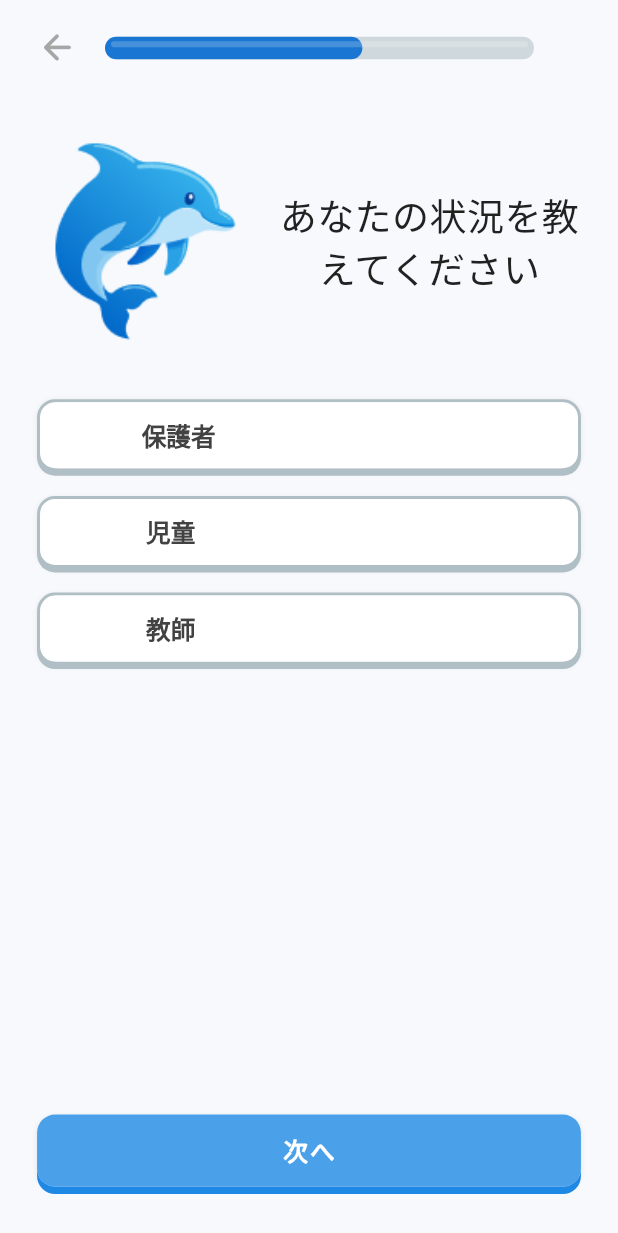
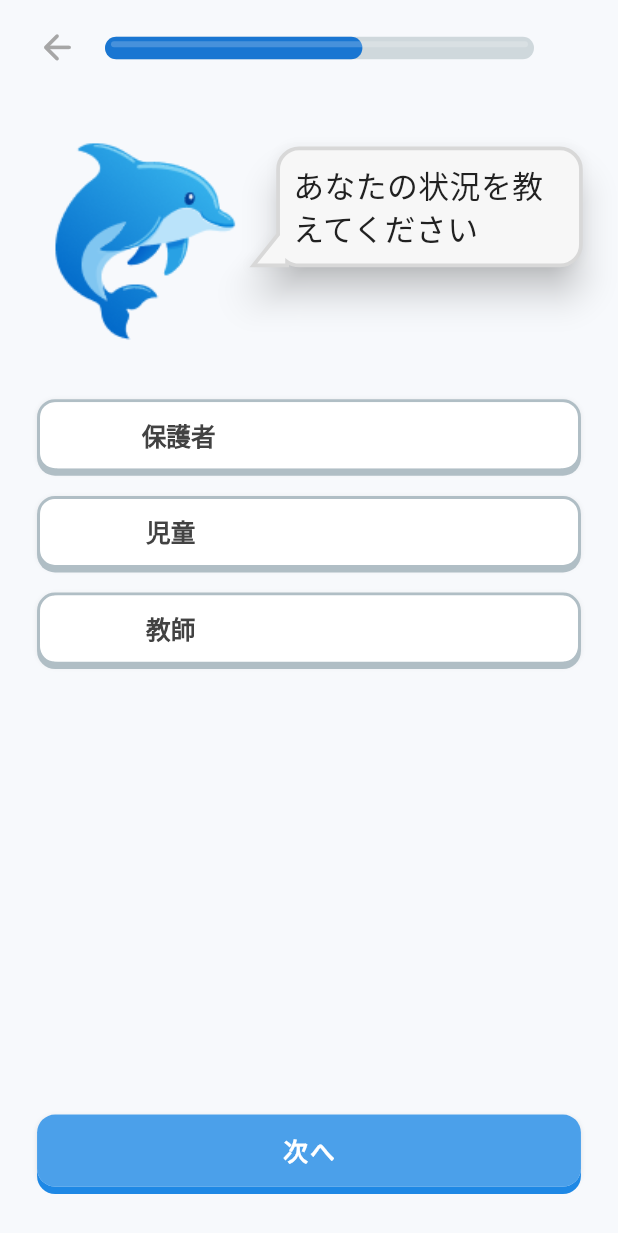
Before and after one commit to nomatake/KiokuNaviApp, a Flutter app: the TutorialThreeView screen opened by its route, on a phone screen of 412 x 824 dp. Shown: the top 1233 px of the screen. Run offline on Flutter 3.47's test engine with Material 3 defaults, Android fonts, the phone set to English and light mode, and no system bars; drawn by our look-alikes of bubble; our stand-ins replace animated_custom_dropdown, calendar_date_picker2, form_builder_validators, get, getwidget; Roboto replaces fonts that are missing (Hiragino Sans).

Commit message:
Update dependencies in pubspec.yaml, add bubble package for UI enhancements, and refactor TutorialThreeView to utilize Bubble widget for improved text presentation. Adjust font weight in CustomButton for consistency.

```diff
--- a/lib/app/modules/tutorial/views/tutorial_three_view.dart
+++ b/lib/app/modules/tutorial/views/tutorial_three_view.dart
@@ -1,3 +1,4 @@
+import 'package:bubble/bubble.dart';
 import 'package:flutter/material.dart';
 import 'package:get/get.dart';
 import 'package:kioku_navi/generated/assets.gen.dart';
@@ -25,24 +26,39 @@ class TutorialThreeView extends StatelessWidget {
             children: [
               SizedBox(height: k4Double.hp),
               Row(
-                crossAxisAlignment: CrossAxisAlignment.center,
+                crossAxisAlignment: CrossAxisAlignment.start,
                 children: [
                   Assets.images.logo.image(
                     height: k35Double.wp,
                     width: k35Double.wp,
                     fit: BoxFit.contain,
                   ),
-                  SizedBox(width: k4Double.wp),
                   Expanded(
+                    child: Bubble(
+                      style: BubbleStyle(
+                        margin: BubbleEdges.only(top: k10Double),
+                        elevation: k10Double,
+                        color: const Color(0xFFF7F7F7),
+                        borderColor: const Color(0xFFD8D8D8),
+                        borderWidth: k2_5Double,
+                        padding: BubbleEdges.all(k10Double),
+                        alignment: Alignment.topLeft,
+                        nip: BubbleNip.leftBottom,
+                        nipWidth: k4Double.wp,
+                        nipHeight: k5Double.wp,
+                        nipOffset: k25Double,
+                        radius: Radius.circular(k14Double),
+                      ),
                       child: Text(
                         'あなたの状況を教えてください',
                         style: TextStyle(
                           fontFamily: 'Hiragino Sans',
                           fontWeight: FontWeight.w400,
-                        fontSize: k18Double.sp,
+                          fontSize: k15Double.sp,
                           color: const Color(0xFF212121),
                         ),
-                      textAlign: TextAlign.center,
+                        textAlign: TextAlign.left,
+                      ),
                     ),
                   ),
                 ],
--- a/lib/widgets/custom_button.dart
+++ b/lib/widgets/custom_button.dart
@@ -143,7 +143,7 @@ class CustomButton extends StatelessWidget {
       contentPadding: contentPadding,
       height: height,
       disabled: disabled,
-      fontWeight: FontWeight.w800,
+      fontWeight: FontWeight.w700,
       letterSpacing: 0,
       borderWidth: borderWidth ?? 2,
       textAlignment: textAlignment,
--- a/pubspec.yaml
+++ b/pubspec.yaml
@@ -19,6 +19,7 @@ dependencies:
   animated_custom_dropdown: ^3.1.1
   dio: ^5.8.0+1
   calendar_date_picker2: ^2.0.1
+  bubble: ^1.2.1
 
 dev_dependencies:
   flutter_test:
```
Also changed, not shown: pubspec.lock. Lines whose indentation alone changed are shown as unchanged.
